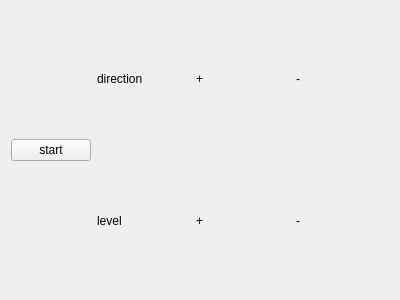
The window that MotorControlWidget.ui (jiangzhuti/jztgoto) describes before a commit, drawn with Qt 5.
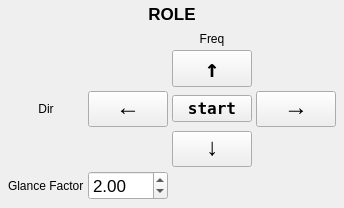
The same window after the commit.

Diff of the .ui file:
```diff
--- a/MotorControlWidget.ui
+++ b/MotorControlWidget.ui
@@ -13,67 +13,207 @@
   <property name="windowTitle">
    <string>Form</string>
   </property>
-  <layout class="QHBoxLayout" name="horizontalLayout_2">
+  <layout class="QVBoxLayout" name="verticalLayout_2">
+   <property name="spacing">
+    <number>4</number>
+   </property>
+   <property name="sizeConstraint">
+    <enum>QLayout::SetFixedSize</enum>
+   </property>
+   <property name="leftMargin">
+    <number>4</number>
+   </property>
+   <property name="topMargin">
+    <number>4</number>
+   </property>
+   <property name="rightMargin">
+    <number>4</number>
+   </property>
+   <property name="bottomMargin">
+    <number>4</number>
+   </property>
    <item>
-    <layout class="QHBoxLayout" name="horizontalLayout" stretch="0,5">
+    <widget class="QLabel" name="labe_role">
+     <property name="sizePolicy">
+      <sizepolicy hsizetype="Minimum" vsizetype="Fixed">
+       <horstretch>0</horstretch>
+       <verstretch>0</verstretch>
+      </sizepolicy>
+     </property>
+     <property name="font">
+      <font>
+       <pointsize>13</pointsize>
+       <weight>75</weight>
+       <bold>true</bold>
+      </font>
+     </property>
+     <property name="text">
+      <string>ROLE</string>
+     </property>
+     <property name="alignment">
+      <set>Qt::AlignCenter</set>
+     </property>
+    </widget>
+   </item>
+   <item>
+    <layout class="QVBoxLayout" name="verticalLayout" stretch="0">
+     <property name="sizeConstraint">
+      <enum>QLayout::SetDefaultConstraint</enum>
+     </property>
      <item>
-      <widget class="QPushButton" name="pb_start">
-       <property name="text">
-        <string>start</string>
+      <layout class="QGridLayout" name="gridLayout">
+       <property name="leftMargin">
+        <number>4</number>
        </property>
-      </widget>
-     </item>
-     <item>
-      <layout class="QVBoxLayout" name="verticalLayout">
-       <item>
-        <layout class="QHBoxLayout" name="horizontalLayout_3">
-         <item>
-          <widget class="QLabel" name="label_dir">
-           <property name="text">
-            <string>direction</string>
-           </property>
-          </widget>
-         </item>
-         <item>
-          <widget class="QLabel" name="label_dir_plus">
-           <property name="text">
-            <string>+</string>
-           </property>
-          </widget>
-         </item>
-         <item>
-          <widget class="QLabel" name="label_dir_minus">
-           <property name="text">
-            <string>-</string>
-           </property>
-          </widget>
-         </item>
-        </layout>
+       <property name="topMargin">
+        <number>4</number>
+       </property>
+       <property name="rightMargin">
+        <number>4</number>
+       </property>
+       <property name="bottomMargin">
+        <number>4</number>
+       </property>
+       <property name="spacing">
+        <number>4</number>
+       </property>
+       <item row="0" column="2">
+        <widget class="QLabel" name="label_freq">
+         <property name="font">
+          <font>
+           <weight>50</weight>
+           <bold>false</bold>
+          </font>
+         </property>
+         <property name="text">
+          <string>Freq</string>
+         </property>
+         <property name="alignment">
+          <set>Qt::AlignCenter</set>
+         </property>
+        </widget>
        </item>
-       <item>
-        <layout class="QHBoxLayout" name="horizontalLayout_4">
-         <item>
-          <widget class="QLabel" name="label_level">
-           <property name="text">
-            <string>level</string>
-           </property>
-          </widget>
-         </item>
-         <item>
-          <widget class="QLabel" name="label_level_plus">
-           <property name="text">
-            <string>+</string>
-           </property>
-          </widget>
-         </item>
-         <item>
-          <widget class="QLabel" name="label_level_minus">
-           <property name="text">
-            <string>-</string>
-           </property>
-          </widget>
-         </item>
-        </layout>
+       <item row="3" column="2">
+        <widget class="QPushButton" name="pb_start">
+         <property name="font">
+          <font>
+           <family>DejaVu Sans Mono</family>
+           <pointsize>12</pointsize>
+           <weight>75</weight>
+           <bold>true</bold>
+          </font>
+         </property>
+         <property name="text">
+          <string>start</string>
+         </property>
+        </widget>
+       </item>
+       <item row="3" column="1">
+        <widget class="QPushButton" name="pb_dir_minus">
+         <property name="enabled">
+          <bool>true</bool>
+         </property>
+         <property name="font">
+          <font>
+           <family>Monospace</family>
+           <pointsize>18</pointsize>
+           <weight>75</weight>
+           <bold>true</bold>
+          </font>
+         </property>
+         <property name="text">
+          <string>←</string>
+         </property>
+        </widget>
+       </item>
+       <item row="3" column="3">
+        <widget class="QPushButton" name="pb_dir_plus">
+         <property name="font">
+          <font>
+           <family>Monospace</family>
+           <pointsize>18</pointsize>
+           <weight>75</weight>
+           <bold>true</bold>
+          </font>
+         </property>
+         <property name="text">
+          <string>→</string>
+         </property>
+        </widget>
+       </item>
+       <item row="1" column="2">
+        <widget class="QPushButton" name="pb_freq_inc">
+         <property name="baseSize">
+          <size>
+           <width>20</width>
+           <height>20</height>
+          </size>
+         </property>
+         <property name="font">
+          <font>
+           <family>DejaVu Sans Mono</family>
+           <pointsize>18</pointsize>
+           <weight>75</weight>
+           <bold>true</bold>
+          </font>
+         </property>
+         <property name="text">
+          <string>↑</string>
+         </property>
+        </widget>
+       </item>
+       <item row="3" column="0">
+        <widget class="QLabel" name="label_dir">
+         <property name="text">
+          <string>Dir</string>
+         </property>
+         <property name="alignment">
+          <set>Qt::AlignCenter</set>
+         </property>
+        </widget>
+       </item>
+       <item row="4" column="2">
+        <widget class="QPushButton" name="pb_freq_dec">
+         <property name="font">
+          <font>
+           <family>Monospace</family>
+           <pointsize>18</pointsize>
+           <weight>75</weight>
+           <bold>true</bold>
+          </font>
+         </property>
+         <property name="text">
+          <string>↓</string>
+         </property>
+        </widget>
+       </item>
+       <item row="5" column="0">
+        <widget class="QLabel" name="label">
+         <property name="text">
+          <string>Glance Factor</string>
+         </property>
+        </widget>
+       </item>
+       <item row="5" column="1">
+        <widget class="QDoubleSpinBox" name="sb_glance">
+         <property name="font">
+          <font>
+           <pointsize>13</pointsize>
+          </font>
+         </property>
+         <property name="minimum">
+          <double>1.000000000000000</double>
+         </property>
+         <property name="maximum">
+          <double>10.000000000000000</double>
+         </property>
+         <property name="singleStep">
+          <double>0.500000000000000</double>
+         </property>
+         <property name="value">
+          <double>2.000000000000000</double>
+         </property>
+        </widget>
        </item>
       </layout>
      </item>
```
